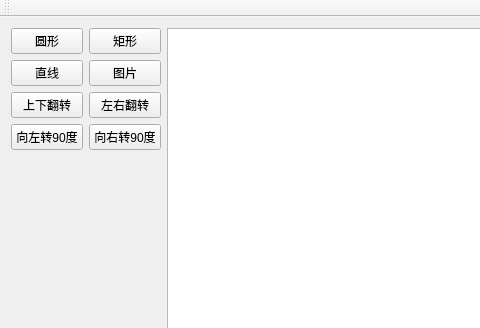
Old version of the form src/mainwindow.ui in the repository moonlanm/GraphicsViewDemo; both pictures show x 0 to 480 and y 0 to 328 of the 871 by 638 pixel window.
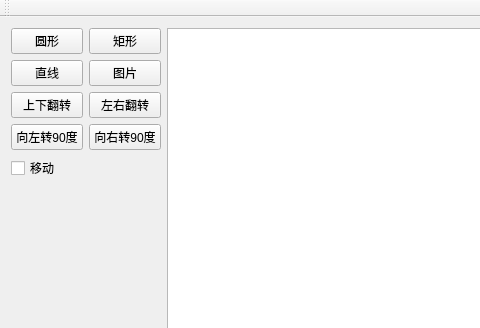
New version of the form. Custom widgets are drawn as their Qt base class.

What changed in the file:
```diff
--- a/src/mainwindow.ui
+++ b/src/mainwindow.ui
@@ -125,6 +125,13 @@
             </property>
            </widget>
           </item>
+          <item row="2" column="0">
+           <widget class="QCheckBox" name="isMoveCheckBox">
+            <property name="text">
+             <string>移动</string>
+            </property>
+           </widget>
+          </item>
          </layout>
         </widget>
        </item>
@@ -303,6 +310,13 @@
   <widget class="QStatusBar" name="statusBar"/>
  </widget>
  <layoutdefault spacing="6" margin="11"/>
+ <customwidgets>
+  <customwidget>
+   <class>GraphicsView</class>
+   <extends>QGraphicsView</extends>
+   <header>GraphicsView.h</header>
+  </customwidget>
+ </customwidgets>
  <resources/>
  <connections/>
 </ui>
```
Left out of the diff: 6 changed lines with no effect on the pictures.
